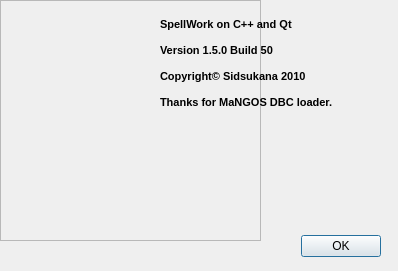
Before: the Qt Designer form QSW/AboutUI.ui in sidsukana/QSpellWork, drawn with Qt 5.
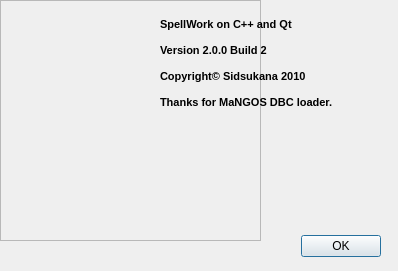
After: the same form once the commit is applied. Icons and pictures are not drawn.

```diff
--- a/QSW/AboutUI.ui
+++ b/QSW/AboutUI.ui
@@ -71,7 +71,7 @@
 &lt;/style&gt;&lt;/head&gt;&lt;body style=&quot; font-family:'MS Shell Dlg 2'; font-size:8.25pt; font-weight:400; font-style:normal;&quot;&gt;
 &lt;p style=&quot; margin-top:0px; margin-bottom:0px; margin-left:0px; margin-right:0px; -qt-block-indent:0; text-indent:0px;&quot;&gt;&lt;span style=&quot; font-size:8pt; font-weight:600;&quot;&gt;SpellWork on C++ and Qt&lt;/span&gt;&lt;/p&gt;
 &lt;p style=&quot;-qt-paragraph-type:empty; margin-top:0px; margin-bottom:0px; margin-left:0px; margin-right:0px; -qt-block-indent:0; text-indent:0px; font-size:8pt; font-weight:600;&quot;&gt;&lt;/p&gt;
-&lt;p style=&quot; margin-top:0px; margin-bottom:0px; margin-left:0px; margin-right:0px; -qt-block-indent:0; text-indent:0px;&quot;&gt;&lt;span style=&quot; font-size:8pt; font-weight:600;&quot;&gt;Version 1.5.0 Build 50&lt;/span&gt;&lt;/p&gt;
+&lt;p style=&quot; margin-top:0px; margin-bottom:0px; margin-left:0px; margin-right:0px; -qt-block-indent:0; text-indent:0px;&quot;&gt;&lt;span style=&quot; font-size:8pt; font-weight:600;&quot;&gt;Version 2.0.0 Build 2&lt;/span&gt;&lt;/p&gt;
 &lt;p style=&quot;-qt-paragraph-type:empty; margin-top:0px; margin-bottom:0px; margin-left:0px; margin-right:0px; -qt-block-indent:0; text-indent:0px; font-size:8pt; font-weight:600;&quot;&gt;&lt;/p&gt;
 &lt;p style=&quot; margin-top:0px; margin-bottom:0px; margin-left:0px; margin-right:0px; -qt-block-indent:0; text-indent:0px;&quot;&gt;&lt;span style=&quot; font-size:8pt; font-weight:600;&quot;&gt;Copyright© Sidsukana 2010&lt;/span&gt;&lt;/p&gt;
 &lt;p style=&quot;-qt-paragraph-type:empty; margin-top:0px; margin-bottom:0px; margin-left:0px; margin-right:0px; -qt-block-indent:0; text-indent:0px; font-size:8pt; font-weight:600;&quot;&gt;&lt;/p&gt;
```
